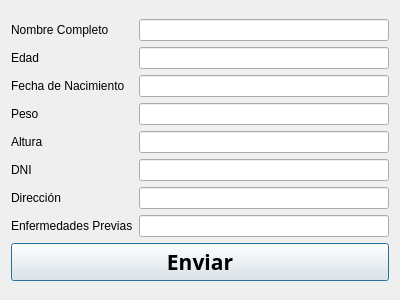
AlejandrVilla/SIPREC_CCII, file SIPREC_CCII v1.1/add_his_med.ui: the form before one commit.
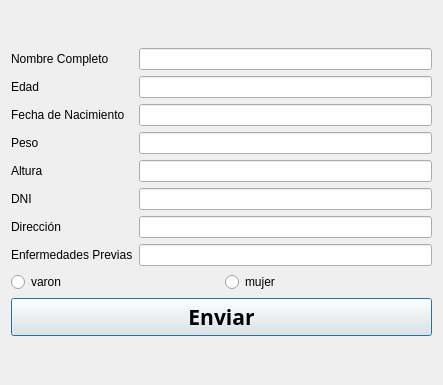
The form after the commit.

```diff
--- a/SIPREC_CCII v1.1/add_his_med.ui
+++ b/SIPREC_CCII v1.1/add_his_med.ui
@@ -6,19 +6,19 @@
    <rect>
     <x>0</x>
     <y>0</y>
-    <width>400</width>
-    <height>300</height>
+    <width>443</width>
+    <height>385</height>
    </rect>
   </property>
   <property name="windowTitle">
    <string>Añadir historial médico</string>
   </property>
+  <layout class="QGridLayout" name="gridLayout_4">
+   <item row="0" column="0">
+    <layout class="QGridLayout" name="gridLayout_3">
+     <item row="0" column="0">
   <layout class="QGridLayout" name="gridLayout_2">
    <item row="0" column="0">
-    <layout class="QGridLayout" name="gridLayout">
-     <item row="0" column="0">
-      <layout class="QHBoxLayout" name="horizontalLayout">
-       <item>
         <layout class="QVBoxLayout" name="verticalLayout">
          <item>
           <widget class="QLabel" name="label_8">
@@ -78,7 +78,7 @@
          </item>
         </layout>
        </item>
-       <item>
+       <item row="0" column="1">
         <layout class="QVBoxLayout" name="verticalLayout_2">
          <item>
           <widget class="QLineEdit" name="nombre"/>
@@ -105,6 +105,32 @@
           <widget class="QLineEdit" name="vulnerabilidad"/>
          </item>
         </layout>
+       </item>
+      </layout>
+     </item>
+     <item row="1" column="0">
+      <layout class="QGridLayout" name="gridLayout">
+       <item row="0" column="0">
+        <layout class="QHBoxLayout" name="horizontalLayout">
+         <item>
+          <widget class="QRadioButton" name="varon">
+           <property name="text">
+            <string>varon</string>
+           </property>
+           <attribute name="buttonGroup">
+            <string notr="true">buttonGroup</string>
+           </attribute>
+          </widget>
+         </item>
+         <item>
+          <widget class="QRadioButton" name="mujer">
+           <property name="text">
+            <string>mujer</string>
+           </property>
+           <attribute name="buttonGroup">
+            <string notr="true">buttonGroup</string>
+           </attribute>
+          </widget>
        </item>
       </layout>
      </item>
@@ -126,6 +152,8 @@
     </layout>
    </item>
   </layout>
+   </item>
+  </layout>
  </widget>
  <resources/>
  <connections/>
```
Left out of the diff: 18 changed lines with no effect on the pictures. Lines whose indentation alone changed are shown as unchanged.
